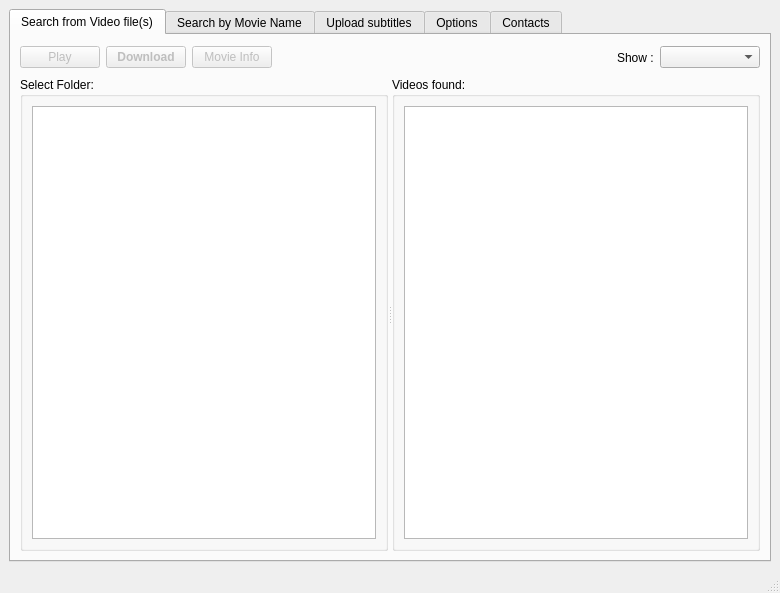
Above: gui/main.ui from mamboitaliano21/subdownloader before the change. Below: the same form after it.
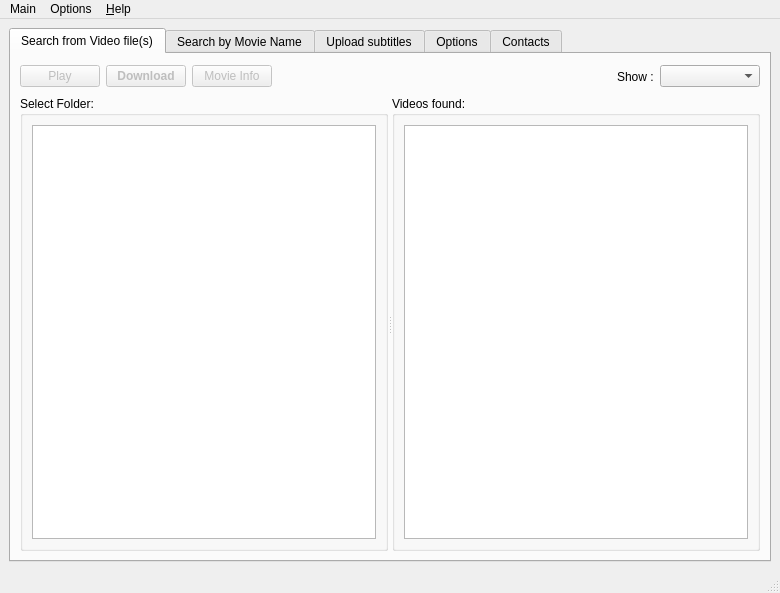
That is the form after the change. Icons and pictures are not drawn. Custom widgets are drawn as their Qt base class.

Diff of the .ui file:
```diff
--- a/gui/main.ui
+++ b/gui/main.ui
@@ -16,9 +16,9 @@
    <property name="geometry" >
     <rect>
      <x>0</x>
-     <y>0</y>
+     <y>24</y>
      <width>780</width>
-     <height>569</height>
+     <height>545</height>
     </rect>
    </property>
    <layout class="QVBoxLayout" name="verticalLayout" >
@@ -44,7 +44,7 @@
            <x>0</x>
            <y>0</y>
            <width>756</width>
-           <height>520</height>
+           <height>496</height>
           </rect>
          </property>
          <attribute name="title" >
@@ -1544,6 +1544,59 @@
     </rect>
    </property>
   </widget>
+  <widget class="QMenuBar" name="menuBar" >
+   <property name="geometry" >
+    <rect>
+     <x>0</x>
+     <y>0</y>
+     <width>780</width>
+     <height>24</height>
+    </rect>
+   </property>
+   <widget class="QMenu" name="menuMain" >
+    <property name="title" >
+     <string>Main</string>
+    </property>
+    <addaction name="action_Quit" />
+   </widget>
+   <widget class="QMenu" name="menuOptions" >
+    <property name="title" >
+     <string>Options</string>
+    </property>
+   </widget>
+   <widget class="QMenu" name="menu_Help" >
+    <property name="title" >
+     <string>&amp;Help</string>
+    </property>
+    <addaction name="actionSubdownloader_Help" />
+    <addaction name="separator" />
+    <addaction name="actionAbout_Subdownloader" />
+    <addaction name="actionI_found_a_bug" />
+   </widget>
+   <addaction name="menuMain" />
+   <addaction name="menuOptions" />
+   <addaction name="menu_Help" />
+  </widget>
+  <action name="action_Quit" >
+   <property name="text" >
+    <string>&amp;Quit</string>
+   </property>
+  </action>
+  <action name="actionSubdownloader_Help" >
+   <property name="text" >
+    <string>Subdownloader Help</string>
+   </property>
+  </action>
+  <action name="actionAbout_Subdownloader" >
+   <property name="text" >
+    <string>About Subdownloader</string>
+   </property>
+  </action>
+  <action name="actionI_found_a_bug" >
+   <property name="text" >
+    <string>I found a bug/error</string>
+   </property>
+  </action>
  </widget>
  <customwidgets>
   <customwidget>
```
Left out of the diff: 44 changed lines with no effect on the pictures.
